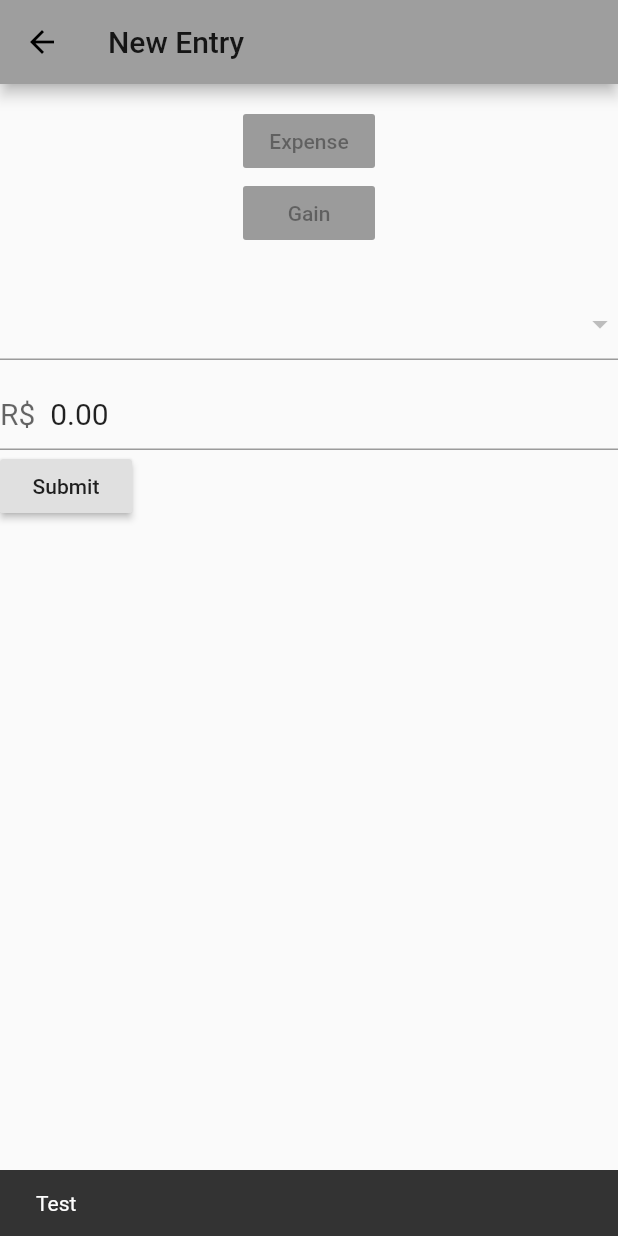
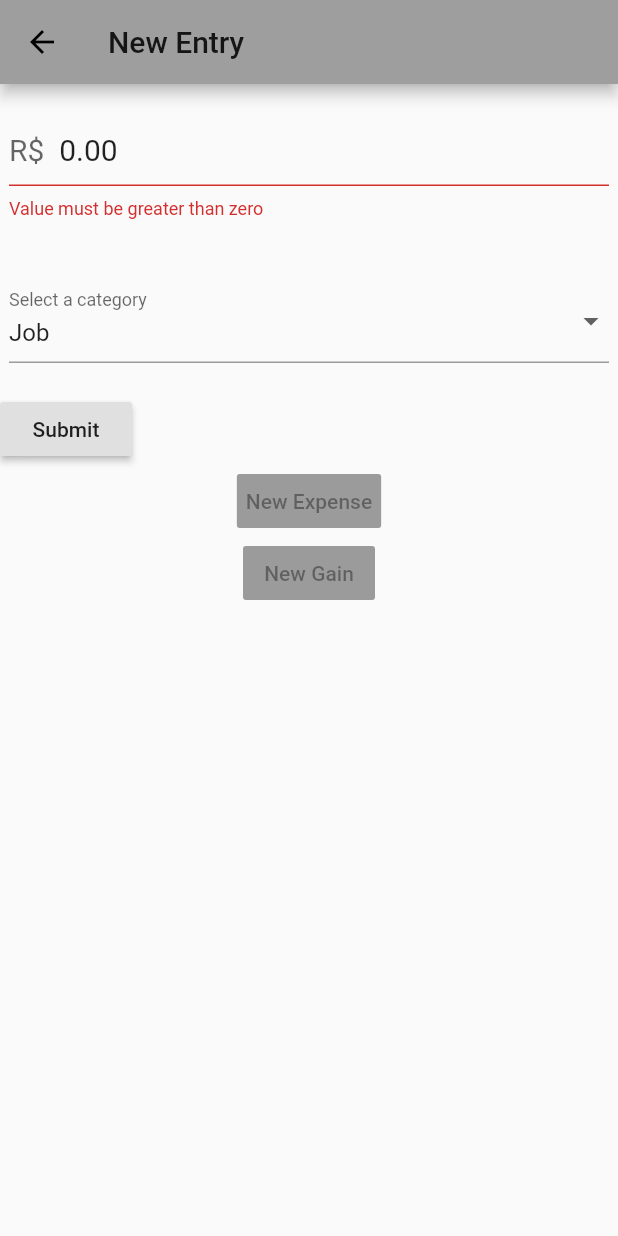
Before and after one commit to lucianovianna/expense-tracker-app, a Flutter app: the NewEntryScreen screen opened directly, after a tap on "Submit", on a phone screen of 412 x 824 dp. Run offline on Flutter 3.47's test engine with Material 2 defaults, Android fonts, the phone set to English and light mode, and no system bars; our stand-ins replace shared_preferences, states_rebuilder; accounts and stored records are empty.

```diff
--- a/lib/main.dart
+++ b/lib/main.dart
@@ -247,8 +247,20 @@ class LastInputsSection extends StatelessWidget {
   }
 }
 
-class NewEntryScreen extends StatelessWidget {
+class NewEntryScreen extends StatefulWidget {
+  @override
+  _NewEntryScreenState createState() => _NewEntryScreenState();
+}
+
+class _NewEntryScreenState extends State<NewEntryScreen> {
   final _formKey = GlobalKey<FormState>();
+
+  String dropDownValue = "Job";
+  void dropDownChange(String val) {
+    setState(() {
+      dropDownValue = val;
+    });
+  }
 
   @override
   Widget build(BuildContext context) {
@@ -258,42 +270,22 @@ class NewEntryScreen extends StatelessWidget {
       ),
       body: Builder(
         builder: (BuildContext context) {
-          return Column(
+          return ListView(
             children: [
-              Container(
-                alignment: Alignment.topCenter,
-                padding: const EdgeInsets.symmetric(vertical: 14.0),
-                child: Column(
-                  children: [
-                    RaisedButton(
-                      padding: const EdgeInsets.all(6.0),
-                      onPressed: null,
-                      child: Text("Expense"),
-                    ),
-                    RaisedButton(
-                      padding: const EdgeInsets.all(6.0),
-                      onPressed: null,
-                      child: Text("Gain"),
-                    ),
-                  ],
-                ),
-              ),
               Form(
                 key: _formKey,
                 child: Column(
                   crossAxisAlignment: CrossAxisAlignment.start,
                   children: <Widget>[
-                    Padding(
-                      padding: const EdgeInsets.symmetric(vertical: 12.0),
-                      child: DropdownButtonFormField(
-                        items: null,
-                        onChanged: null,
+                    Container(
+                      padding: const EdgeInsets.symmetric(
+                        horizontal: 6.0,
+                        vertical: 20.0,
                       ),
-                    ),
-                    TextFormField(
+                      child: TextFormField(
                         style: TextStyle(
                           color: Colors.black87,
-                        fontSize: 20,
+                          fontSize: 20.0,
                         ),
                         decoration: InputDecoration(
                           prefixText: "R\$ \t",
@@ -303,19 +295,59 @@ class NewEntryScreen extends StatelessWidget {
                         validator: (value) {
                           if (value.isEmpty) {
                             return 'Please enter the value';
+                          } else if (double.parse(value) == 0) {
+                            return 'Value must be greater than zero';
                           }
                           return null;
                         },
                       ),
+                    ),
+                    Container(
+                      padding: const EdgeInsets.symmetric(
+                        horizontal: 6.0,
+                        vertical: 20.0,
+                      ),
+                      child: DropdownButtonFormField(
+                        decoration: InputDecoration(
+                          labelText: "Select a category",
+                          isDense: true,
+                        ),
+                        items: <String>["Job", "Tax"]
+                            .map<DropdownMenuItem<String>>((String value) {
+                          return DropdownMenuItem<String>(
+                            child: Text(value),
+                            value: value,
+                          );
+                        }).toList(),
+                        onChanged: dropDownChange,
+                        value: dropDownValue,
+                      ),
+                    ),
                     RaisedButton(
+                      child: Text('Submit'),
                       onPressed: () {
                         if (_formKey.currentState.validate()) {
                           Scaffold.of(context).showSnackBar(SnackBar(
-                            content: Text('Test'),
+                            content: Text('Submited'),
                           ));
                         }
                       },
-                      child: Text('Submit'),
+                    ),
+                    Center(
+                      child: Column(
+                        children: [
+                          RaisedButton(
+                            padding: const EdgeInsets.all(6.0),
+                            onPressed: null,
+                            child: Text("New Expense"),
+                          ),
+                          RaisedButton(
+                            padding: const EdgeInsets.all(6.0),
+                            onPressed: null,
+                            child: Text("New Gain"),
+                          ),
+                        ],
+                      ),
                     ),
                   ],
                 ),
```
Lines whose indentation alone changed are shown as unchanged.
